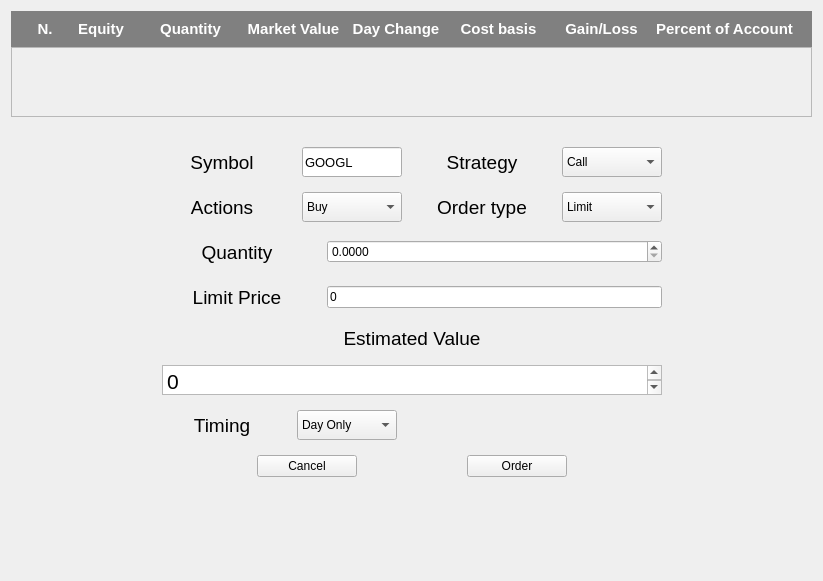
This is src/gui/neworder.ui in guruprerana/trading-platform-pp as Qt 5 draws it before an edit. The edited form follows.
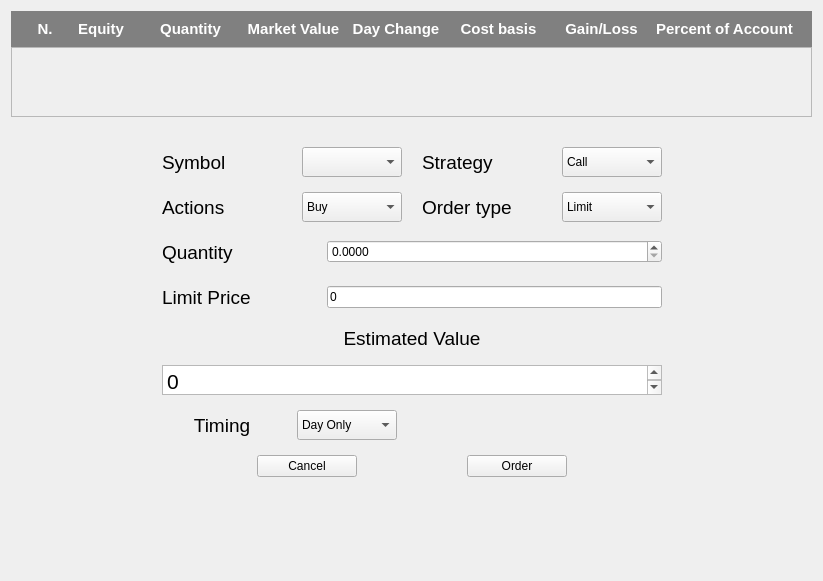
This is the edited form.

Diff of the .ui file:
```diff
--- a/src/gui/neworder.ui
+++ b/src/gui/neworder.ui
@@ -234,12 +234,12 @@
             <string>Symbol</string>
            </property>
            <property name="alignment">
-            <set>Qt::AlignCenter</set>
+            <set>Qt::AlignLeading|Qt::AlignLeft|Qt::AlignVCenter</set>
            </property>
           </widget>
          </item>
          <item>
-          <widget class="QLineEdit" name="symbolValueLineEdit">
+          <widget class="QComboBox" name="symbolComboBox">
            <property name="minimumSize">
             <size>
              <width>100</width>
@@ -252,14 +252,6 @@
              <height>30</height>
             </size>
            </property>
-           <property name="font">
-            <font>
-             <pointsize>10</pointsize>
-            </font>
-           </property>
-           <property name="text">
-            <string>GOOGL</string>
-           </property>
           </widget>
          </item>
          <item>
@@ -285,7 +277,7 @@
             <string>Strategy</string>
            </property>
            <property name="alignment">
-            <set>Qt::AlignCenter</set>
+            <set>Qt::AlignLeading|Qt::AlignLeft|Qt::AlignVCenter</set>
            </property>
           </widget>
          </item>
@@ -351,7 +343,7 @@
             <string>Actions</string>
            </property>
            <property name="alignment">
-            <set>Qt::AlignCenter</set>
+            <set>Qt::AlignLeading|Qt::AlignLeft|Qt::AlignVCenter</set>
            </property>
           </widget>
          </item>
@@ -409,7 +401,7 @@
             <string>Order type</string>
            </property>
            <property name="alignment">
-            <set>Qt::AlignCenter</set>
+            <set>Qt::AlignLeading|Qt::AlignLeft|Qt::AlignVCenter</set>
            </property>
           </widget>
          </item>
@@ -481,7 +473,7 @@
             <string>Quantity</string>
            </property>
            <property name="alignment">
-            <set>Qt::AlignCenter</set>
+            <set>Qt::AlignLeading|Qt::AlignLeft|Qt::AlignVCenter</set>
            </property>
           </widget>
          </item>
@@ -528,7 +520,7 @@
             <string>Limit Price</string>
            </property>
            <property name="alignment">
-            <set>Qt::AlignCenter</set>
+            <set>Qt::AlignLeading|Qt::AlignLeft|Qt::AlignVCenter</set>
            </property>
           </widget>
          </item>
```
